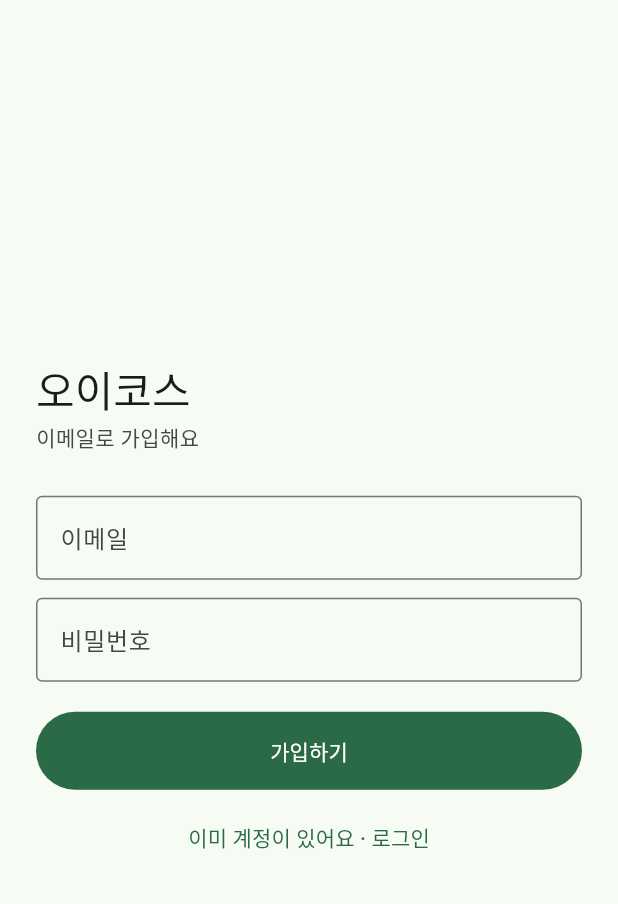
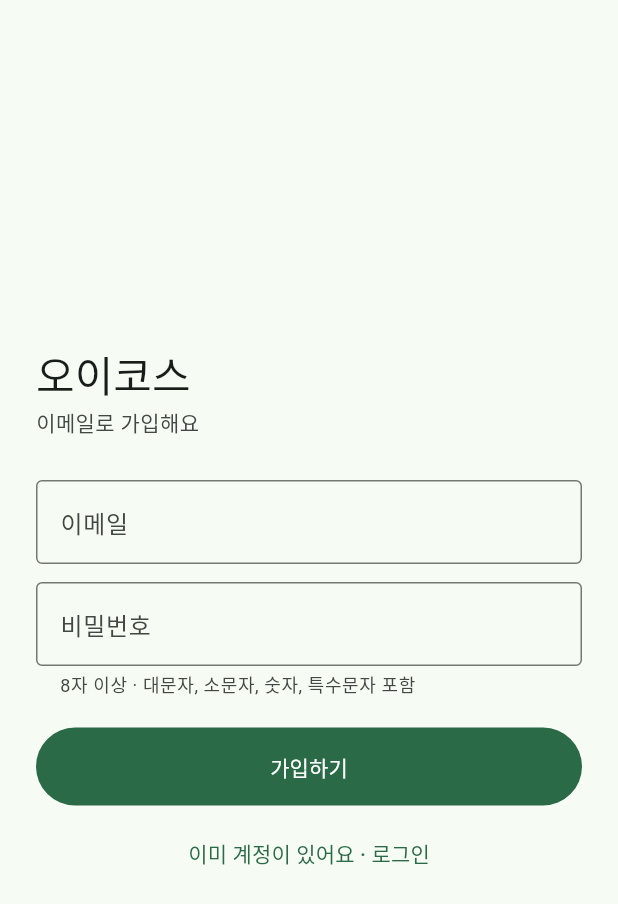
Before and after one commit to yscof/oikos, a Flutter app: the LoginScreen screen opened directly, after a tap on "로그인", after a tap on "계정이 없어요 · 가입하기", on a phone screen of 412 x 824 dp. Shown: the top 904 px of the screen. Run offline on Flutter 3.47's test engine with Material 3 defaults, Android fonts, the phone set to English and light mode, and no system bars; our stand-ins replace flutter_riverpod, go_router, shared_preferences, supabase_flutter; accounts and stored records are empty; network calls fail.

Commit message:
feat: 가입 비밀번호 규칙 강화 — 8자 이상 + 대소문자·숫자·특수문자 필수
Co-Authored-By: Claude Fable 5 <noreply@anthropic.com>

```diff
--- a/lib/features/auth/login_screen.dart
+++ b/lib/features/auth/login_screen.dart
@@ -3,6 +3,7 @@ import 'package:flutter_riverpod/flutter_riverpod.dart';
 import 'package:supabase_flutter/supabase_flutter.dart';
 
 import '../../data/auth.dart';
+import 'password_rules.dart';
 
 /// 로그인 / 가입 화면 (FR-101·102·103). Supabase가 설정된 빌드에서만 뜬다.
 class LoginScreen extends ConsumerStatefulWidget {
@@ -28,6 +29,16 @@ class _LoginScreenState extends ConsumerState<LoginScreen> {
   }
 
   Future<void> _submit() async {
+    if (_signUp) {
+      final ruleError = validatePassword(_password.text);
+      if (ruleError != null) {
+        setState(() {
+          _error = ruleError;
+          _notice = null;
+        });
+        return;
+      }
+    }
     setState(() {
       _busy = true;
       _error = null;
@@ -102,9 +113,10 @@ class _LoginScreenState extends ConsumerState<LoginScreen> {
                   key: const Key('password-field'),
                   controller: _password,
                   obscureText: true,
-                  decoration: const InputDecoration(
+                  decoration: InputDecoration(
                     labelText: '비밀번호',
-                    border: OutlineInputBorder(),
+                    border: const OutlineInputBorder(),
+                    helperText: _signUp ? passwordRulesHint : null,
                   ),
                 ),
                 if (_error != null) ...[
--- /dev/null
+++ b/lib/features/auth/password_rules.dart
@@ -0,0 +1,23 @@
+/// 가입 비밀번호 규칙 (MEM01_LOGIN01):
+/// 8자 이상, 대문자·소문자·숫자·특수문자를 모두 포함.
+const String passwordRulesHint = '8자 이상 · 대문자, 소문자, 숫자, 특수문자 포함';
+
+/// 규칙을 어기면 안내 문장을, 통과하면 null을 돌려준다.
+String? validatePassword(String password) {
+  if (password.length < 8) {
+    return '비밀번호는 8자 이상이어야 해요.';
+  }
+  if (!password.contains(RegExp(r'[A-Z]'))) {
+    return '비밀번호에 대문자를 1자 이상 넣어 주세요.';
+  }
+  if (!password.contains(RegExp(r'[a-z]'))) {
+    return '비밀번호에 소문자를 1자 이상 넣어 주세요.';
+  }
+  if (!password.contains(RegExp(r'[0-9]'))) {
+    return '비밀번호에 숫자를 1자 이상 넣어 주세요.';
+  }
+  if (!password.contains(RegExp(r'[^A-Za-z0-9]'))) {
+    return '비밀번호에 특수문자를 1자 이상 넣어 주세요.';
+  }
+  return null;
+}
```
Also changed, not shown: 2 other files.
